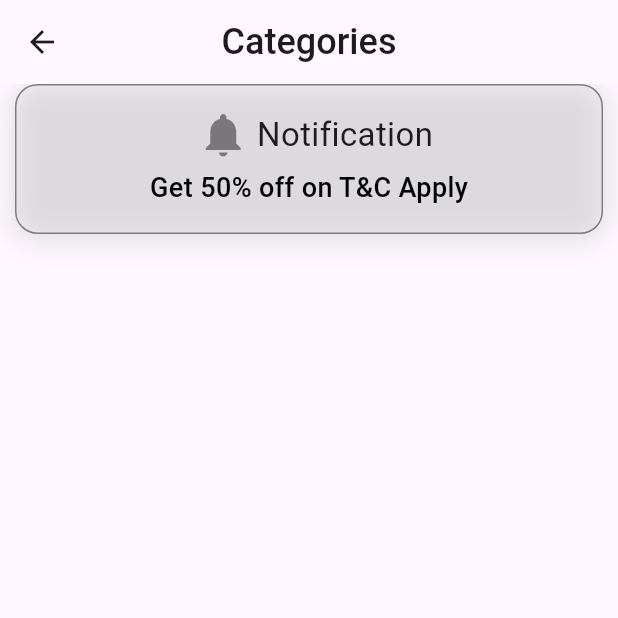
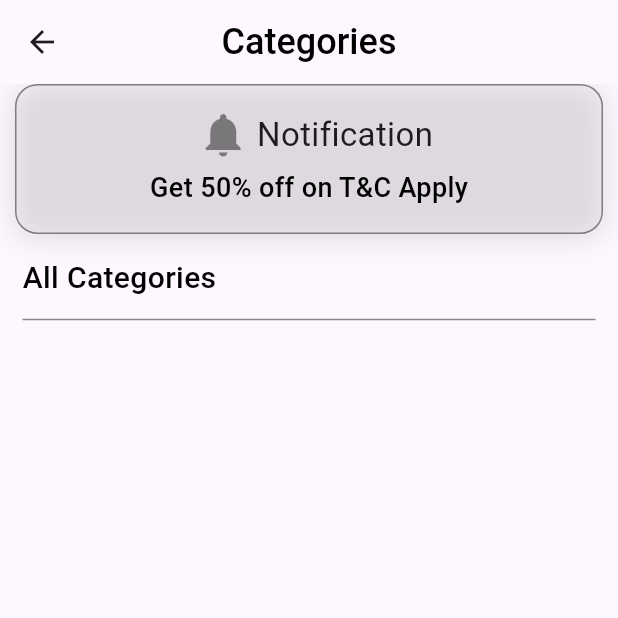
Before and after one commit to teshankalhara/demo_app-flutter, a Flutter app: the screen it shows after launch, on a phone screen of 412 x 824 dp, the top half of it. Run offline on Flutter 3.47's test engine with Material 3 defaults, Android fonts, the phone set to English and light mode, and no system bars.

Commit message:
enhance CategoryPage layout with improved styling and additional category header

```diff
--- a/lib/pages/category_page/category_page.dart
+++ b/lib/pages/category_page/category_page.dart
@@ -11,7 +11,11 @@ class CategoryPage extends StatelessWidget {
       appBar: AppBar(
         title: Text(
           'Categories',
-          style: TextStyle(fontSize: 24, fontWeight: FontWeight.w500),
+          style: TextStyle(
+            fontSize: 24,
+            fontWeight: FontWeight.w500,
+            color: Colors.black,
+          ),
         ),
         centerTitle: true,
         leading: IconButton(
@@ -26,7 +30,28 @@ class CategoryPage extends StatelessWidget {
       body: SingleChildScrollView(
         child: Container(
           padding: EdgeInsets.symmetric(horizontal: 10),
-          child: Column(children: [NotificationCard()]),
+          child: Column(
+            crossAxisAlignment: CrossAxisAlignment.start,
+            children: [
+              NotificationCard(),
+              SizedBox(height: 10),
+              Container(
+                padding: EdgeInsets.symmetric(vertical: 5, horizontal: 5),
+                child: Text(
+                  'All Categories',
+                  style: TextStyle(
+                    fontSize: 20,
+                    fontWeight: FontWeight.w500,
+                    color: Colors.black,
+                  ),
+                ),
+              ),
+              Container(
+                padding: EdgeInsets.symmetric(horizontal: 5),
+                child: Divider(color: Colors.black45, thickness: 1),
+              ),
+            ],
+          ),
         ),
       ),
     );
```
